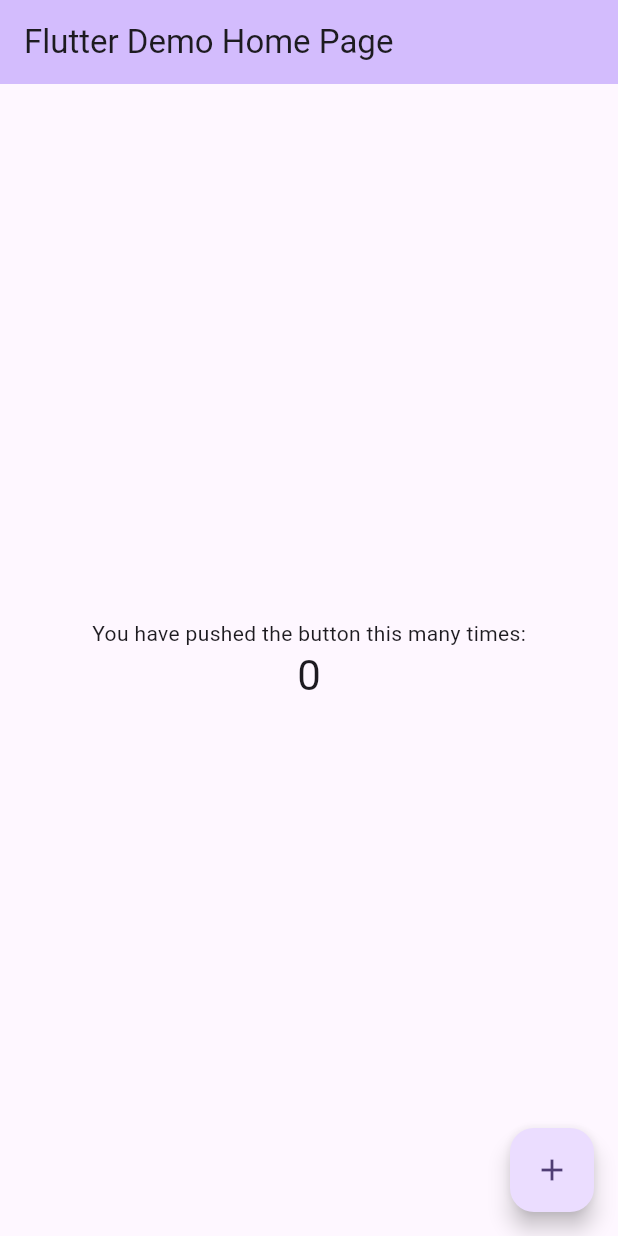
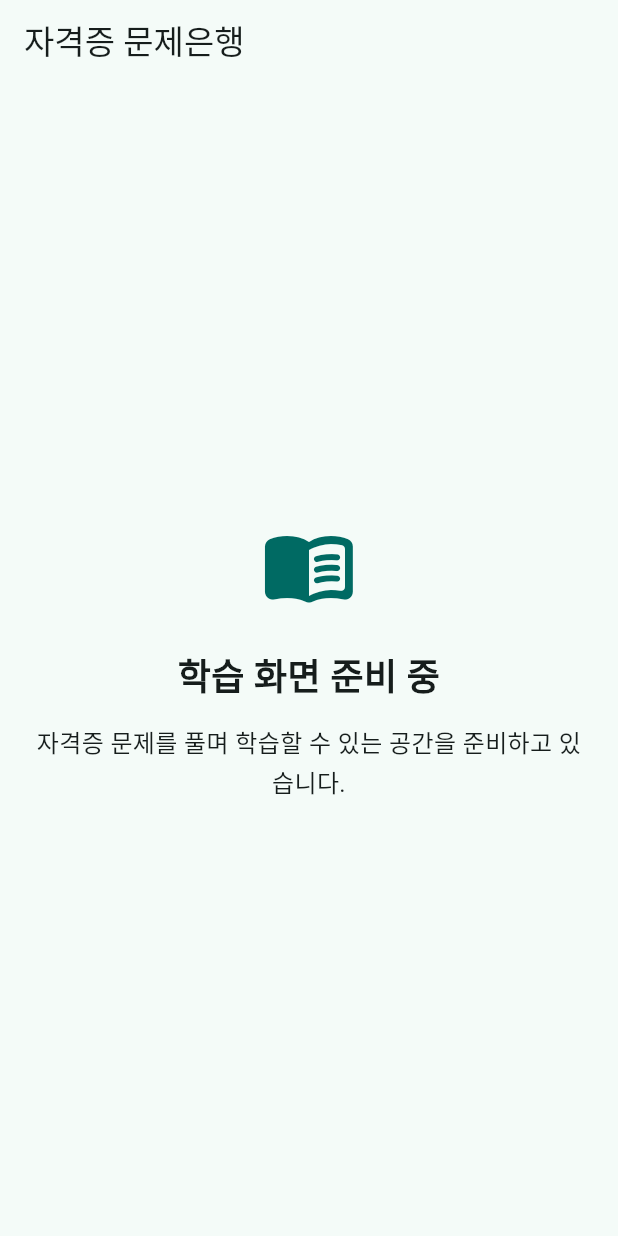
Before and after one commit to ujo-orr/certificate_quiz, a Flutter app: the screen it shows after launch, on a phone screen of 412 x 824 dp. Run offline on Flutter 3.47's test engine with Material 3 defaults, Android fonts, the phone set to English and light mode, and no system bars; Roboto replaces fonts that are missing (NanumGothic).

Commit message:
CHORE : flutter 개발 환경 정리

```diff
--- /dev/null
+++ b/lib/app.dart
@@ -0,0 +1,60 @@
+import 'package:flutter/material.dart';
+
+class CertificateQuizApp extends StatelessWidget {
+  const CertificateQuizApp({super.key});
+
+  @override
+  Widget build(BuildContext context) {
+    final colorScheme = ColorScheme.fromSeed(
+      seedColor: const Color(0xFF0F766E),
+    );
+
+    return MaterialApp(
+      title: '자격증 문제은행',
+      debugShowCheckedModeBanner: false,
+      theme: ThemeData(
+        colorScheme: colorScheme,
+        useMaterial3: true,
+        fontFamily: 'NanumGothic',
+      ),
+      home: Scaffold(
+        appBar: AppBar(title: const Text('자격증 문제은행')),
+        body: SafeArea(
+          child: Center(
+            child: SingleChildScrollView(
+              padding: const EdgeInsets.all(24),
+              child: ConstrainedBox(
+                constraints: const BoxConstraints(maxWidth: 560),
+                child: Column(
+                  mainAxisSize: MainAxisSize.min,
+                  children: [
+                    Icon(
+                      Icons.menu_book_rounded,
+                      size: 64,
+                      color: colorScheme.primary,
+                    ),
+                    const SizedBox(height: 24),
+                    const Text(
+                      '학습 화면 준비 중',
+                      textAlign: TextAlign.center,
+                      style: TextStyle(
+                        fontSize: 24,
+                        fontWeight: FontWeight.w700,
+                      ),
+                    ),
+                    const SizedBox(height: 12),
+                    const Text(
+                      '자격증 문제를 풀며 학습할 수 있는 공간을 준비하고 있습니다.',
+                      textAlign: TextAlign.center,
+                      style: TextStyle(fontSize: 16, height: 1.6),
+                    ),
+                  ],
+                ),
+              ),
+            ),
+          ),
+        ),
+      ),
+    );
+  }
+}
--- a/lib/main.dart
+++ b/lib/main.dart
@@ -1,122 +1,7 @@
 import 'package:flutter/material.dart';
 
+import 'app.dart';
+
 void main() {
-  runApp(const MyApp());
+  runApp(const CertificateQuizApp());
 }
-
-class MyApp extends StatelessWidget {
-  const MyApp({super.key});
-
-  // This widget is the root of your application.
-  @override
-  Widget build(BuildContext context) {
-    return MaterialApp(
-      title: 'Flutter Demo',
-      theme: ThemeData(
-        // This is the theme of your application.
-        //
-        // TRY THIS: Try running your application with "flutter run". You'll see
-        // the application has a purple toolbar. Then, without quitting the app,
-        // try changing the seedColor in the colorScheme below to Colors.green
-        // and then invoke "hot reload" (save your changes or press the "hot
-        // reload" button in a Flutter-supported IDE, or press "r" if you used
-        // the command line to start the app).
-        //
-        // Notice that the counter didn't reset back to zero; the application
-        // state is not lost during the reload. To reset the state, use hot
-        // restart instead.
-        //
-        // This works for code too, not just values: Most code changes can be
-        // tested with just a hot reload.
-        colorScheme: .fromSeed(seedColor: Colors.deepPurple),
-      ),
-      home: const MyHomePage(title: 'Flutter Demo Home Page'),
-    );
-  }
-}
-
-class MyHomePage extends StatefulWidget {
-  const MyHomePage({super.key, required this.title});
-
-  // This widget is the home page of your application. It is stateful, meaning
-  // that it has a State object (defined below) that contains fields that affect
-  // how it looks.
-
-  // This class is the configuration for the state. It holds the values (in this
-  // case the title) provided by the parent (in this case the App widget) and
-  // used by the build method of the State. Fields in a Widget subclass are
-  // always marked "final".
-
-  final String title;
-
-  @override
-  State<MyHomePage> createState() => _MyHomePageState();
-}
-
-class _MyHomePageState extends State<MyHomePage> {
-  int _counter = 0;
-
-  void _incrementCounter() {
-    setState(() {
-      // This call to setState tells the Flutter framework that something has
-      // changed in this State, which causes it to rerun the build method below
-      // so that the display can reflect the updated values. If we changed
-      // _counter without calling setState(), then the build method would not be
-      // called again, and so nothing would appear to happen.
-      _counter++;
-    });
-  }
-
-  @override
-  Widget build(BuildContext context) {
-    // This method is rerun every time setState is called, for instance as done
-    // by the _incrementCounter method above.
-    //
-    // The Flutter framework has been optimized to make rerunning build methods
-    // fast, so that you can just rebuild anything that needs updating rather
-    // than having to individually change instances of widgets.
-    return Scaffold(
-      appBar: AppBar(
-        // TRY THIS: Try changing the color here to a specific color (to
-        // Colors.amber, perhaps?) and trigger a hot reload to see the AppBar
-        // change color while the other colors stay the same.
-        backgroundColor: Theme.of(context).colorScheme.inversePrimary,
-        // Here we take the value from the MyHomePage object that was created by
-        // the App.build method, and use it to set our appbar title.
-        title: Text(widget.title),
-      ),
-      body: Center(
-        // Center is a layout widget. It takes a single child and positions it
-        // in the middle of the parent.
-        child: Column(
-          // Column is also a layout widget. It takes a list of children and
-          // arranges them vertically. By default, it sizes itself to fit its
-          // children horizontally, and tries to be as tall as its parent.
-          //
-          // Column has various properties to control how it sizes itself and
-          // how it positions its children. Here we use mainAxisAlignment to
-          // center the children vertically; the main axis here is the vertical
-          // axis because Columns are vertical (the cross axis would be
-          // horizontal).
-          //
-          // TRY THIS: Invoke "debug painting" (choose the "Toggle Debug Paint"
-          // action in the IDE, or press "p" in the console), to see the
-          // wireframe for each widget.
-          mainAxisAlignment: .center,
-          children: [
-            const Text('You have pushed the button this many times:'),
-            Text(
-              '$_counter',
-              style: Theme.of(context).textTheme.headlineMedium,
-            ),
-          ],
-        ),
-      ),
-      floatingActionButton: FloatingActionButton(
-        onPressed: _incrementCounter,
-        tooltip: 'Increment',
-        child: const Icon(Icons.add),
-      ),
-    );
-  }
-}
```
Also changed, not shown: assets/fonts/OFL.txt (added, +96 -0 lines), pubspec.yaml (+12 -1 lines), 4 other files.
